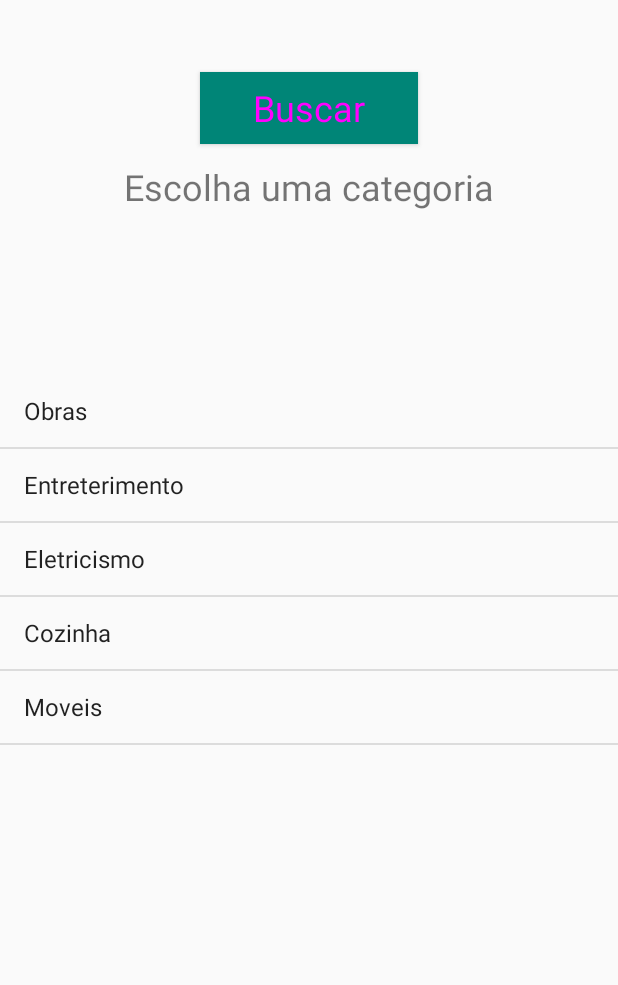
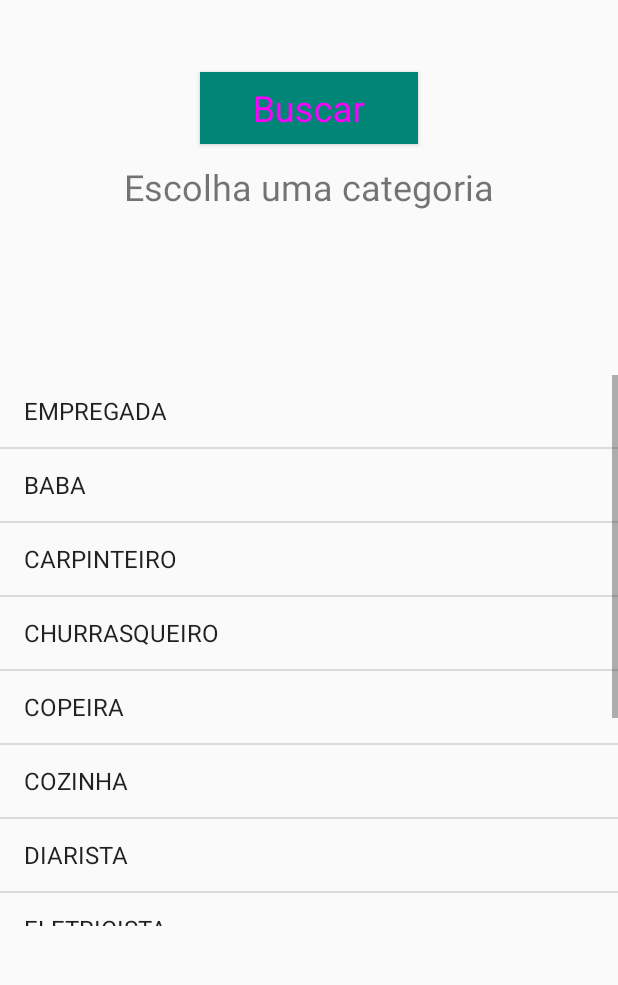
Before and after one commit to keane032/Make-Easy, an Android app: the Home screen opened directly, with no data from a screen before it, on a phone screen of 412 x 824 dp, the part 165-1150 px from its top. Run offline under Robolectric (Android 15) with nearby library versions, the phone set to English and light mode, and no system bars.

Commit message:
criando auto complete

```diff
--- a/MKIX/app/src/main/java/br/com/ufc/mkix/UI/Activitys/Home.java
+++ b/MKIX/app/src/main/java/br/com/ufc/mkix/UI/Activitys/Home.java
@@ -6,6 +6,7 @@ import android.support.v7.app.AppCompatActivity;
 import android.view.View;
 import android.widget.AdapterView;
 import android.widget.ArrayAdapter;
+import android.widget.AutoCompleteTextView;
 import android.widget.EditText;
 import android.widget.ListView;
 import android.widget.Toast;
@@ -14,29 +15,50 @@ import java.util.ArrayList;
 import java.util.List;
 
 import br.com.ufc.mkix.R;
+import br.com.ufc.mkix.model.enums.Categoria;
 
 public class Home extends AppCompatActivity  {
 
     List<String> categorias = new ArrayList<>();
     ListView ViewCategorias;
+    AutoCompleteTextView autoCompleteTextView;
 
     @Override
     protected void onCreate(Bundle savedInstanceState) {
         super.onCreate(savedInstanceState);
         setContentView(R.layout.home);
 
-        categorias.add("Obras");
-        categorias.add("Entreterimento");
-        categorias.add("Eletricismo");
-        categorias.add("Cozinha");
-        categorias.add("Moveis");
+        categorias.add(Categoria.EMPREGADA.toString());
+        categorias.add(Categoria.BABA.toString());
+        categorias.add(Categoria.CARPINTEIRO.toString());
+        categorias.add(Categoria.CHURRASQUEIRO.toString());
+        categorias.add(Categoria.COPEIRA.toString());
+        categorias.add(Categoria.COZINHA.toString());
+        categorias.add(Categoria.DIARISTA.toString());
+        categorias.add(Categoria.ELETRICISTA.toString());
+        categorias.add(Categoria.ENCANADOR.toString());
+        categorias.add(Categoria.PISCINEIRO.toString());
+        categorias.add(Categoria.PEDREIRO.toString());
+        categorias.add(Categoria.MORDOMO.toString());
+
+        autoCompleteTextView = findViewById(R.id.CampoDeBusca);
 
         ViewCategorias = (ListView) findViewById(R.id.Categorias);
+
+        autoCompleteTextView.setThreshold(1); //will start working from first character
 
         ArrayAdapter<String> arrayAdapter = new ArrayAdapter<String>(
                 this,
                 android.R.layout.simple_list_item_1,
                 categorias);
+
+        ArrayAdapter<String> AutoarrayAdapter = new ArrayAdapter<String>(
+                this,
+                android.R.layout.simple_list_item_1,
+                categorias);
+
+        autoCompleteTextView.setAdapter(AutoarrayAdapter);
+
 
         ViewCategorias.setOnItemClickListener(new AdapterView.OnItemClickListener() {
             @Override
@@ -56,7 +78,8 @@ public class Home extends AppCompatActivity  {
         EditText editText = (EditText) findViewById(R.id.CampoDeBusca);
         String nome = editText.getText().toString();
         Toast.makeText(Home.this, nome, Toast.LENGTH_SHORT).show();
-        //        Criar intent para lista de trabalhadores
+        Intent intent = new Intent(this, TrabalhadoresActivity.class);
+        startActivity(intent);
     }
 
     public void listarTrabalhadoresPorCategoria(String categoria){
--- a/MKIX/app/src/main/res/layout/activity_main.xml
+++ b/MKIX/app/src/main/res/layout/activity_main.xml
@@ -48,6 +48,7 @@
         android:layout_marginEnd="8dp"
         android:layout_marginRight="8dp"
         android:hint="SENHA"
+        android:inputType="textPassword"
         app:layout_constraintEnd_toEndOf="parent"
         app:layout_constraintHorizontal_bias="0.0"
         app:layout_constraintStart_toStartOf="parent"
--- a/MKIX/app/src/main/res/layout/home.xml
+++ b/MKIX/app/src/main/res/layout/home.xml
@@ -14,7 +14,7 @@
         android:text="Make EASY"
         android:textSize="24sp" />
 
-    <EditText
+    <AutoCompleteTextView
         android:id="@+id/CampoDeBusca"
         style="@style/Widget.MaterialComponents.TextInputEditText.FilledBox"
         android:layout_width="match_parent"
@@ -26,6 +26,7 @@
         android:layout_width="145dp"
         android:layout_height="wrap_content"
         android:background="@color/colorAccent"
+        android:onClick="buscarPorNome"
         android:text="Buscar"
         android:textSize="24sp" />
 
--- a/MKIX/app/src/main/res/layout/tela_cadastro_clientes.xml
+++ b/MKIX/app/src/main/res/layout/tela_cadastro_clientes.xml
@@ -126,7 +126,7 @@
         app:layout_constraintStart_toStartOf="parent"
         app:layout_constraintTop_toBottomOf="@+id/textViewSenha"
         app:layout_constraintVertical_bias="0.0"
-        android:inputType="numberPassword"
+        android:inputType="textPassword"
         />
 
     <Button
```
